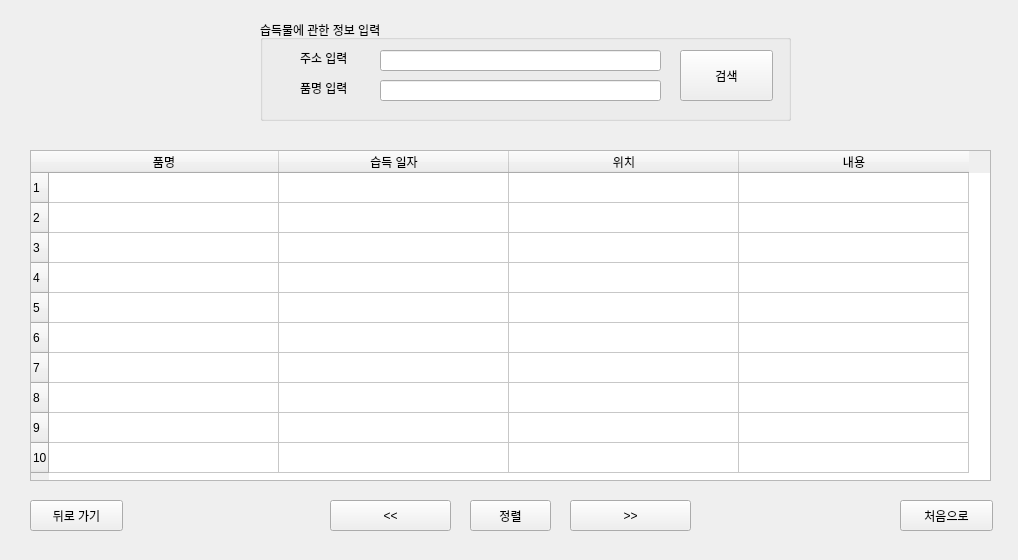
batherit/ScriptProject, file 개발 공간/ver.GUI/founds_addr_search_menu.ui: the form before one commit.
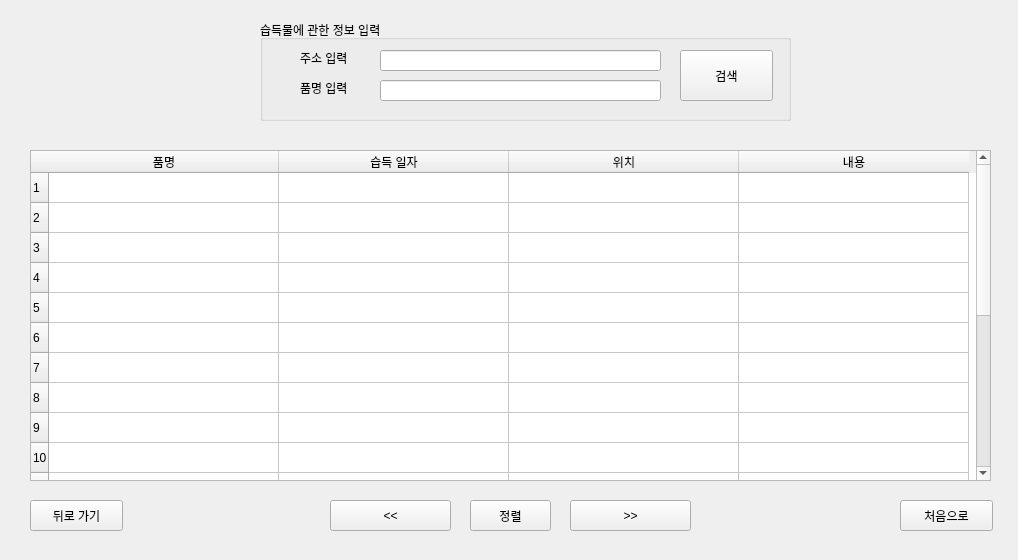
The form after the commit.

The edit to the form file:
```diff
--- a/개발 공간/ver.GUI/founds_addr_search_menu.ui
+++ b/개발 공간/ver.GUI/founds_addr_search_menu.ui
@@ -186,6 +186,56 @@
      <string>10</string>
     </property>
    </row>
+   <row>
+    <property name="text">
+     <string>11</string>
+    </property>
+   </row>
+   <row>
+    <property name="text">
+     <string>12</string>
+    </property>
+   </row>
+   <row>
+    <property name="text">
+     <string>13</string>
+    </property>
+   </row>
+   <row>
+    <property name="text">
+     <string>14</string>
+    </property>
+   </row>
+   <row>
+    <property name="text">
+     <string>15</string>
+    </property>
+   </row>
+   <row>
+    <property name="text">
+     <string>16</string>
+    </property>
+   </row>
+   <row>
+    <property name="text">
+     <string>17</string>
+    </property>
+   </row>
+   <row>
+    <property name="text">
+     <string>18</string>
+    </property>
+   </row>
+   <row>
+    <property name="text">
+     <string>19</string>
+    </property>
+   </row>
+   <row>
+    <property name="text">
+     <string>20</string>
+    </property>
+   </row>
    <column>
     <property name="text">
      <string>품명</string>
```
